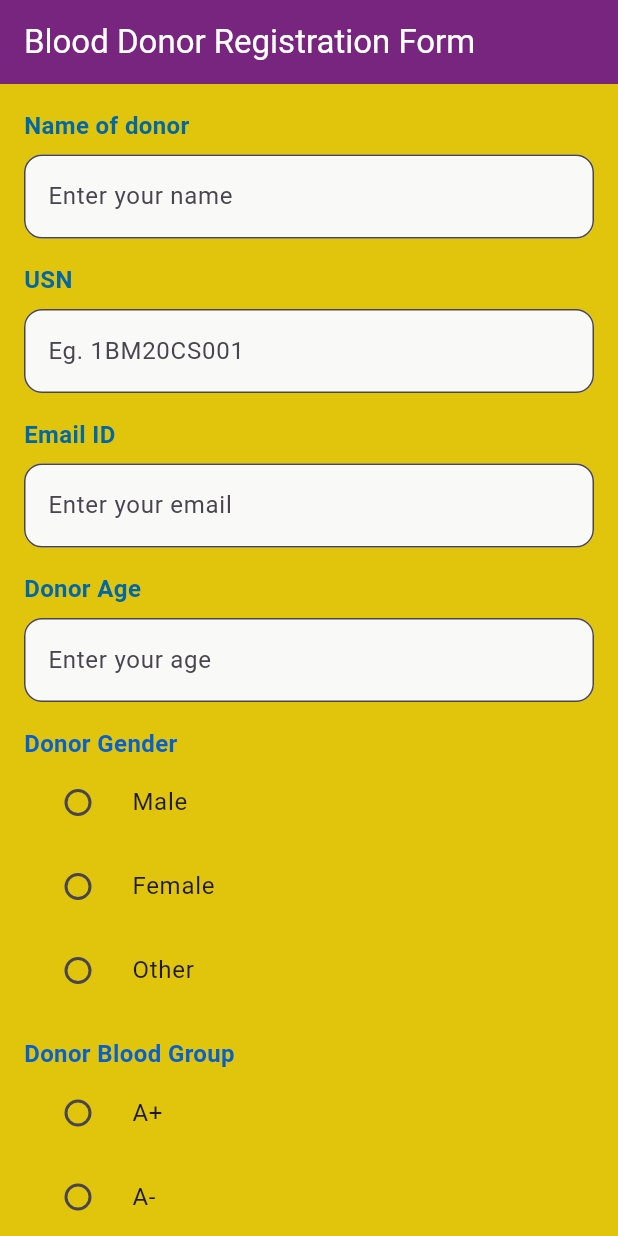
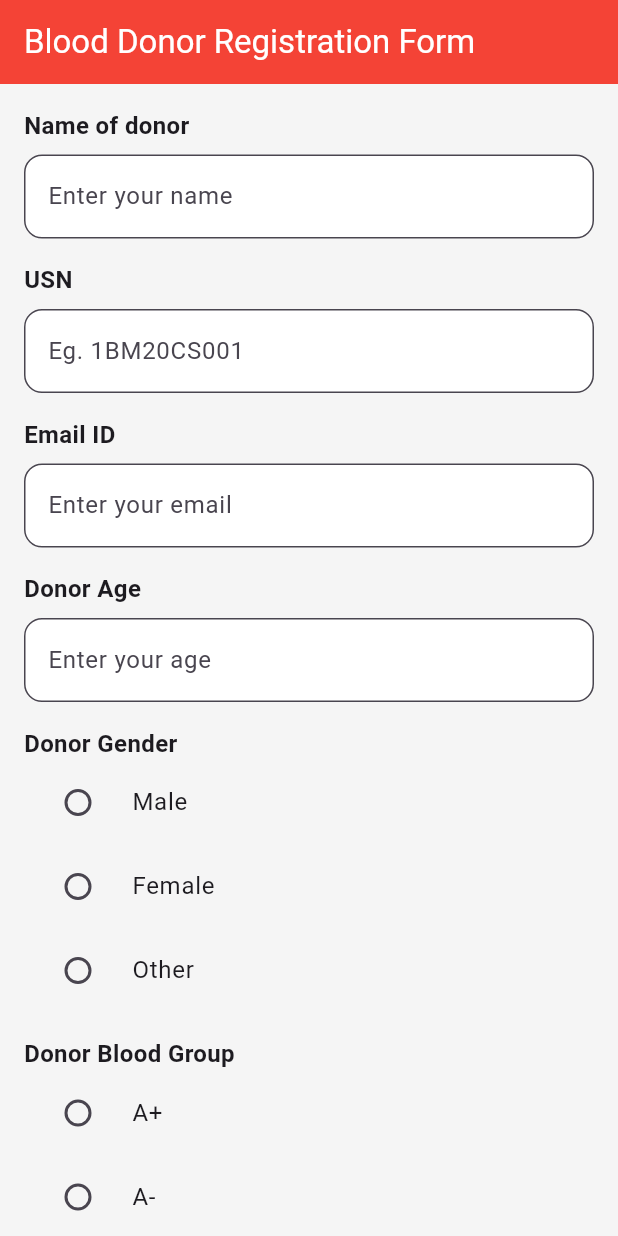
Before and after one commit to VinayakH1729/Blood_Donar_Reg, a Flutter app: the screen it shows after launch, on a phone screen of 412 x 824 dp. Run offline on Flutter 3.47's test engine with Material 3 defaults, Android fonts, the phone set to English and light mode, and no system bars; our stand-ins replace image_picker.

Commit message:
Update main.dart

```diff
--- a/lib/main.dart
+++ b/lib/main.dart
@@ -15,13 +15,13 @@ class BloodDonorRegistrationApp extends StatelessWidget {
       debugShowCheckedModeBanner: false,
       title: 'Blood Donor Registration',
       theme: ThemeData(
-        primarySwatch: Colors.amber,
+        primarySwatch: Colors.red,
         inputDecorationTheme: InputDecorationTheme(
           border: OutlineInputBorder(
             borderRadius: BorderRadius.circular(12.0),
           ),
           filled: true,
-          fillColor: Color.fromARGB(255, 249, 249, 247),
+          fillColor: Colors.white,
         ),
       ),
       home: BloodDonorRegistrationForm(),
@@ -102,10 +102,7 @@ class _BloodDonorRegistrationFormState
       children: [
         Text(
           title,
-          style: TextStyle(
-              fontSize: 16,
-              fontWeight: FontWeight.bold,
-              color: Color.fromARGB(255, 7, 96, 205)),
+          style: TextStyle(fontSize: 16, fontWeight: FontWeight.bold),
         ),
         ...options.map((option) {
           return RadioListTile<String>(
@@ -113,7 +110,7 @@ class _BloodDonorRegistrationFormState
             value: option,
             groupValue: selectedOption,
             onChanged: onChanged,
-            activeColor: Color.fromARGB(255, 117, 37, 113),
+            activeColor: Colors.red,
           );
         }).toList(),
         SizedBox(height: 16),
@@ -129,10 +126,7 @@ class _BloodDonorRegistrationFormState
       children: [
         Text(
           label,
-          style: TextStyle(
-              fontSize: 16,
-              fontWeight: FontWeight.bold,
-              color: Color.fromARGB(255, 2, 103, 165)),
+          style: TextStyle(fontSize: 16, fontWeight: FontWeight.bold),
         ),
         SizedBox(height: 8),
         TextFormField(
@@ -159,16 +153,15 @@ class _BloodDonorRegistrationFormState
   @override
   Widget build(BuildContext context) {
     return Scaffold(
-        backgroundColor: Color.fromARGB(255, 158, 54, 63),
         appBar: AppBar(
           title: Text(
             'Blood Donor Registration Form',
             style: TextStyle(color: Colors.white),
           ),
-          backgroundColor: Color.fromARGB(255, 119, 37, 126),
+          backgroundColor: Colors.red,
         ),
         body: Container(
-          color: Color.fromARGB(255, 225, 197, 12),
+          color: Color(0xFFF5F5F5),
           child: Padding(
             padding: EdgeInsets.all(16.0),
             child: Form(
@@ -231,8 +224,7 @@ class _BloodDonorRegistrationFormState
                         ),
                       ),
                       IconButton(
-                        icon: Icon(Icons.calendar_today,
-                            color: Color.fromARGB(255, 120, 32, 128)),
+                        icon: Icon(Icons.calendar_today, color: Colors.red),
                         onPressed: () => _selectDate(context),
                       ),
                     ],
@@ -255,10 +247,7 @@ class _BloodDonorRegistrationFormState
                   SizedBox(height: 16),
                   Text(
                     'Upload Blood donation photo (for activity points)',
-                    style: TextStyle(
-                        fontSize: 16,
-                        fontWeight: FontWeight.bold,
-                        color: Color.fromARGB(255, 6, 115, 211)),
+                    style: TextStyle(fontSize: 16, fontWeight: FontWeight.bold),
                   ),
                   Row(
                     children: [
@@ -270,8 +259,7 @@ class _BloodDonorRegistrationFormState
                         ),
                       ),
                       IconButton(
-                        icon: Icon(Icons.upload_file,
-                            color: Color.fromARGB(255, 121, 30, 128)),
+                        icon: Icon(Icons.upload_file, color: Colors.red),
                         onPressed: _pickImage,
                       ),
                     ],
```
